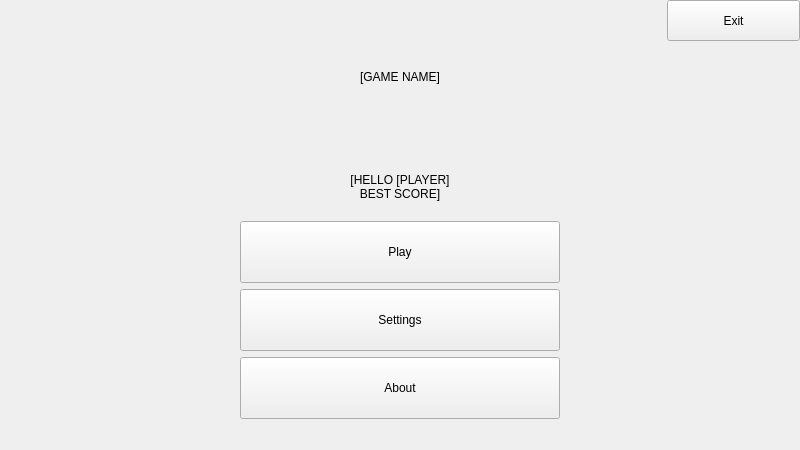
Above: src/menu/mainwindow.ui from VKuzia/cat-circus before the change. Below: the same form after it.
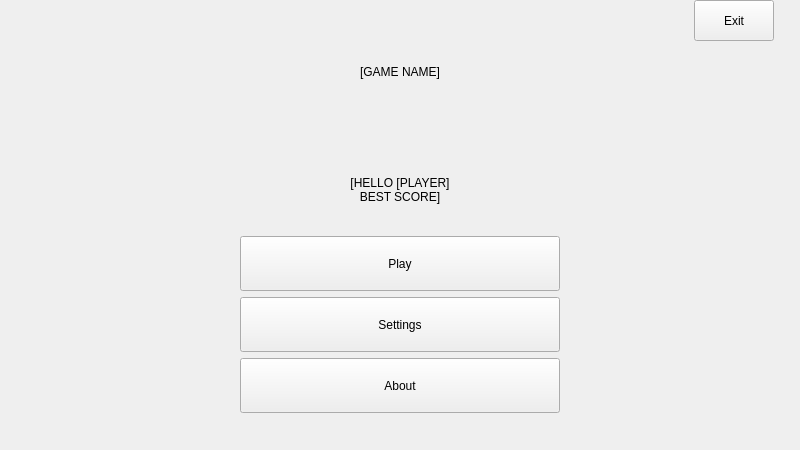
That is the form after the change. Icons and pictures are not drawn. Custom widgets are drawn as their Qt base class.

Commit message: Add Button class in MainWindow

The edit to the form file:
```diff
--- a/src/menu/mainwindow.ui
+++ b/src/menu/mainwindow.ui
@@ -12,8 +12,8 @@
   </property>
   <property name="minimumSize">
    <size>
-    <width>800</width>
-    <height>450</height>
+    <width>0</width>
+    <height>0</height>
    </size>
   </property>
   <property name="baseSize">
@@ -113,10 +113,13 @@
            </spacer>
           </item>
           <item>
-           <layout class="QVBoxLayout" name="mainVLayout" stretch="2,0,3">
+           <layout class="QVBoxLayout" name="mainVLayout" stretch="8,3,12">
             <property name="spacing">
              <number>20</number>
             </property>
+            <property name="sizeConstraint">
+             <enum>QLayout::SetFixedSize</enum>
+            </property>
             <item>
              <widget class="QLabel" name="ui_game_name_label_">
               <property name="sizePolicy">
@@ -151,9 +154,17 @@
              </widget>
             </item>
             <item>
-             <layout class="QHBoxLayout" name="mainButtonLayout" stretch="1,3,1">
+             <layout class="QVBoxLayout" name="button_layout_" stretch="3,3,3,2">
+              <property name="sizeConstraint">
+               <enum>QLayout::SetNoConstraint</enum>
+              </property>
               <item>
-               <spacer name="leftSpacer">
+               <layout class="QHBoxLayout" name="horizontalLayout_2" stretch="1,3,1">
+                <property name="sizeConstraint">
+                 <enum>QLayout::SetDefaultConstraint</enum>
+                </property>
+                <item>
+                 <spacer name="horizontalSpacer">
                 <property name="orientation">
                  <enum>Qt::Horizontal</enum>
                 </property>
@@ -166,9 +177,7 @@
                </spacer>
               </item>
               <item>
-               <layout class="QVBoxLayout" name="buttonLayout" stretch="2,2,2,1">
-                <item>
-                 <widget class="QPushButton" name="ui_play_button_">
+                 <widget class="Button" name="ui_play_button_">
                   <property name="sizePolicy">
                    <sizepolicy hsizetype="Expanding" vsizetype="Expanding">
                     <horstretch>0</horstretch>
@@ -184,7 +193,37 @@
                  </widget>
                 </item>
                 <item>
-                 <widget class="QPushButton" name="ui_settings_button_">
+                 <spacer name="horizontalSpacer_4">
+                  <property name="orientation">
+                   <enum>Qt::Horizontal</enum>
+                  </property>
+                  <property name="sizeHint" stdset="0">
+                   <size>
+                    <width>40</width>
+                    <height>20</height>
+                   </size>
+                  </property>
+                 </spacer>
+                </item>
+               </layout>
+              </item>
+              <item>
+               <layout class="QHBoxLayout" name="horizontalLayout_4" stretch="1,3,1">
+                <item>
+                 <spacer name="horizontalSpacer_6">
+                  <property name="orientation">
+                   <enum>Qt::Horizontal</enum>
+                  </property>
+                  <property name="sizeHint" stdset="0">
+                   <size>
+                    <width>40</width>
+                    <height>20</height>
+                   </size>
+                  </property>
+                 </spacer>
+                </item>
+                <item>
+                 <widget class="Button" name="ui_settings_button_">
                   <property name="sizePolicy">
                    <sizepolicy hsizetype="Expanding" vsizetype="Expanding">
                     <horstretch>0</horstretch>
@@ -197,7 +236,37 @@
                  </widget>
                 </item>
                 <item>
-                 <widget class="QPushButton" name="ui_about_button_">
+                 <spacer name="horizontalSpacer_3">
+                  <property name="orientation">
+                   <enum>Qt::Horizontal</enum>
+                  </property>
+                  <property name="sizeHint" stdset="0">
+                   <size>
+                    <width>40</width>
+                    <height>20</height>
+                   </size>
+                  </property>
+                 </spacer>
+                </item>
+               </layout>
+              </item>
+              <item>
+               <layout class="QHBoxLayout" name="horizontalLayout_3" stretch="1,3,1">
+                <item>
+                 <spacer name="horizontalSpacer_5">
+                  <property name="orientation">
+                   <enum>Qt::Horizontal</enum>
+                  </property>
+                  <property name="sizeHint" stdset="0">
+                   <size>
+                    <width>40</width>
+                    <height>20</height>
+                   </size>
+                  </property>
+                 </spacer>
+                </item>
+                <item>
+                 <widget class="Button" name="ui_about_button_">
                   <property name="sizePolicy">
                    <sizepolicy hsizetype="Expanding" vsizetype="Expanding">
                     <horstretch>0</horstretch>
@@ -210,14 +279,14 @@
                  </widget>
                 </item>
                 <item>
-                 <spacer name="verticalSpacer_2">
+                 <spacer name="horizontalSpacer_2">
                   <property name="orientation">
-                   <enum>Qt::Vertical</enum>
+                   <enum>Qt::Horizontal</enum>
                   </property>
                   <property name="sizeHint" stdset="0">
                    <size>
-                    <width>20</width>
-                    <height>40</height>
+                    <width>40</width>
+                    <height>20</height>
                    </size>
                   </property>
                  </spacer>
@@ -225,14 +294,14 @@
                </layout>
               </item>
               <item>
-               <spacer name="rightSpacer">
+               <spacer name="verticalSpacer_3">
                 <property name="orientation">
-                 <enum>Qt::Horizontal</enum>
+                 <enum>Qt::Vertical</enum>
                 </property>
                 <property name="sizeHint" stdset="0">
                  <size>
-                  <width>40</width>
-                  <height>20</height>
+                  <width>20</width>
+                  <height>40</height>
                  </size>
                 </property>
                </spacer>
@@ -244,7 +313,22 @@
           <item>
            <layout class="QVBoxLayout" name="verticalLayout_3" stretch="1,10">
             <item>
-             <widget class="QPushButton" name="ui_exit_button_">
+             <layout class="QHBoxLayout" name="horizontalLayout_5" stretch="1,3,1">
+              <item>
+               <spacer name="horizontalSpacer_7">
+                <property name="orientation">
+                 <enum>Qt::Horizontal</enum>
+                </property>
+                <property name="sizeHint" stdset="0">
+                 <size>
+                  <width>40</width>
+                  <height>20</height>
+                 </size>
+                </property>
+               </spacer>
+              </item>
+              <item>
+               <widget class="Button" name="ui_exit_button_">
               <property name="sizePolicy">
                <sizepolicy hsizetype="Expanding" vsizetype="Expanding">
                 <horstretch>0</horstretch>
@@ -260,6 +344,21 @@
              </widget>
             </item>
             <item>
+               <spacer name="horizontalSpacer_8">
+                <property name="orientation">
+                 <enum>Qt::Horizontal</enum>
+                </property>
+                <property name="sizeHint" stdset="0">
+                 <size>
+                  <width>40</width>
+                  <height>20</height>
+                 </size>
+                </property>
+               </spacer>
+              </item>
+             </layout>
+            </item>
+            <item>
              <spacer name="verticalSpacer">
               <property name="orientation">
                <enum>Qt::Vertical</enum>
@@ -313,6 +412,11 @@
    <header>src/game/gamewidget.h</header>
    <container>1</container>
   </customwidget>
+  <customwidget>
+   <class>Button</class>
+   <extends>QPushButton</extends>
+   <header>src/menu/button.h</header>
+  </customwidget>
  </customwidgets>
  <resources/>
  <connections>
```
Lines whose indentation alone changed are shown as unchanged. The commit also changes 3 other files.
